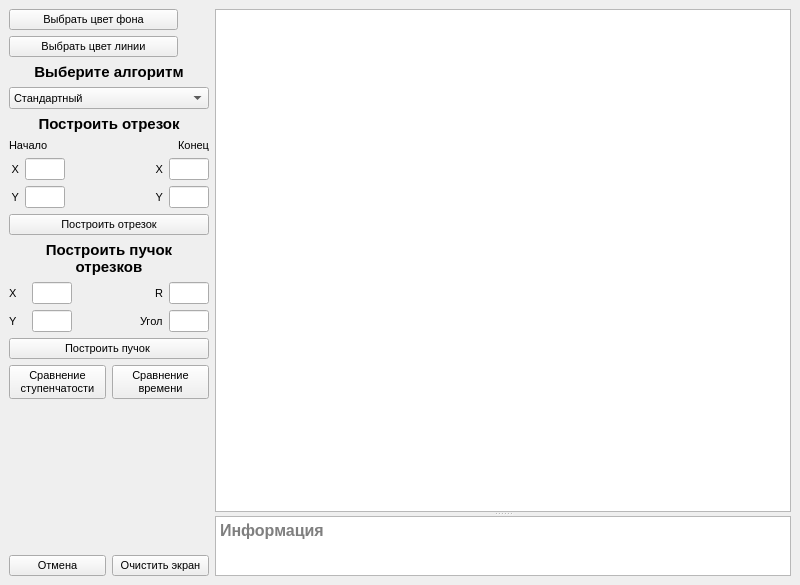
First picture: the form in lab_03/mainwindow.ui, repository AskaryanKarine/BMSTU-CG, before the edit.
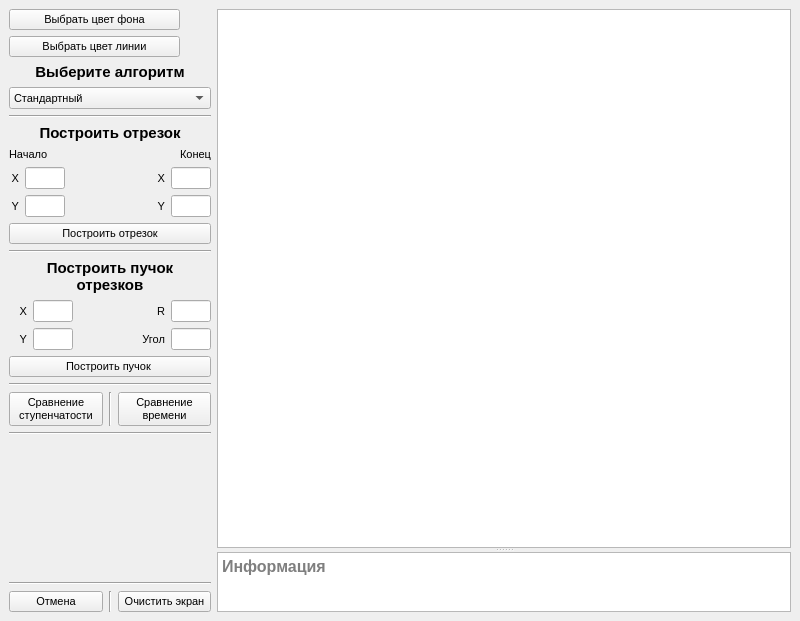
Second picture: the form after the edit.

Commit message: добавлены функции отмены и очистки

What changed in the file:
```diff
--- a/lab_03/mainwindow.ui
+++ b/lab_03/mainwindow.ui
@@ -7,7 +7,7 @@
     <x>0</x>
     <y>0</y>
     <width>800</width>
-    <height>585</height>
+    <height>621</height>
    </rect>
   </property>
   <property name="maximumSize">
@@ -101,7 +101,7 @@
            <widget class="QComboBox" name="comboBox">
             <property name="maximumSize">
              <size>
-              <width>200</width>
+              <width>220</width>
               <height>16777215</height>
              </size>
             </property>
@@ -145,6 +145,13 @@
       </item>
       <item>
        <layout class="QVBoxLayout" name="verticalLayout_5">
+        <item>
+         <widget class="Line" name="line_7">
+          <property name="orientation">
+           <enum>Qt::Horizontal</enum>
+          </property>
+         </widget>
+        </item>
         <item>
          <widget class="QLabel" name="label_2">
           <property name="font">
@@ -375,6 +382,13 @@
         </item>
        </layout>
       </item>
+      <item>
+       <widget class="Line" name="line_6">
+        <property name="orientation">
+         <enum>Qt::Horizontal</enum>
+        </property>
+       </widget>
+      </item>
       <item>
        <widget class="QLabel" name="label_9">
         <property name="font">
@@ -404,6 +418,9 @@
               <property name="text">
                <string>X</string>
               </property>
+              <property name="alignment">
+               <set>Qt::AlignRight|Qt::AlignTrailing|Qt::AlignVCenter</set>
+              </property>
              </widget>
             </item>
             <item>
@@ -425,6 +442,9 @@
               <property name="text">
                <string>Y</string>
               </property>
+              <property name="alignment">
+               <set>Qt::AlignRight|Qt::AlignTrailing|Qt::AlignVCenter</set>
+              </property>
              </widget>
             </item>
             <item>
@@ -490,6 +510,9 @@
               <property name="text">
                <string>Угол</string>
               </property>
+              <property name="alignment">
+               <set>Qt::AlignRight|Qt::AlignTrailing|Qt::AlignVCenter</set>
+              </property>
              </widget>
             </item>
             <item>
@@ -515,6 +538,13 @@
         </property>
        </widget>
       </item>
+      <item>
+       <widget class="Line" name="line_5">
+        <property name="orientation">
+         <enum>Qt::Horizontal</enum>
+        </property>
+       </widget>
+      </item>
       <item>
        <layout class="QHBoxLayout" name="horizontalLayout_12">
         <item>
@@ -525,6 +555,13 @@
           </property>
          </widget>
         </item>
+        <item>
+         <widget class="Line" name="line_3">
+          <property name="orientation">
+           <enum>Qt::Vertical</enum>
+          </property>
+         </widget>
+        </item>
         <item>
          <widget class="QPushButton" name="pushButton_time">
           <property name="text">
@@ -535,6 +572,13 @@
         </item>
        </layout>
       </item>
+      <item>
+       <widget class="Line" name="line_2">
+        <property name="orientation">
+         <enum>Qt::Horizontal</enum>
+        </property>
+       </widget>
+      </item>
       <item>
        <spacer name="verticalSpacer">
         <property name="orientation">
@@ -548,6 +592,13 @@
         </property>
        </spacer>
       </item>
+      <item>
+       <widget class="Line" name="line">
+        <property name="orientation">
+         <enum>Qt::Horizontal</enum>
+        </property>
+       </widget>
+      </item>
       <item>
        <layout class="QHBoxLayout" name="horizontalLayout_11">
         <item>
@@ -557,6 +608,13 @@
           </property>
          </widget>
         </item>
+        <item>
+         <widget class="Line" name="line_4">
+          <property name="orientation">
+           <enum>Qt::Vertical</enum>
+          </property>
+         </widget>
+        </item>
         <item>
          <widget class="QPushButton" name="pushButton_clear">
           <property name="text">
```
The commit also changes 2 other files.
